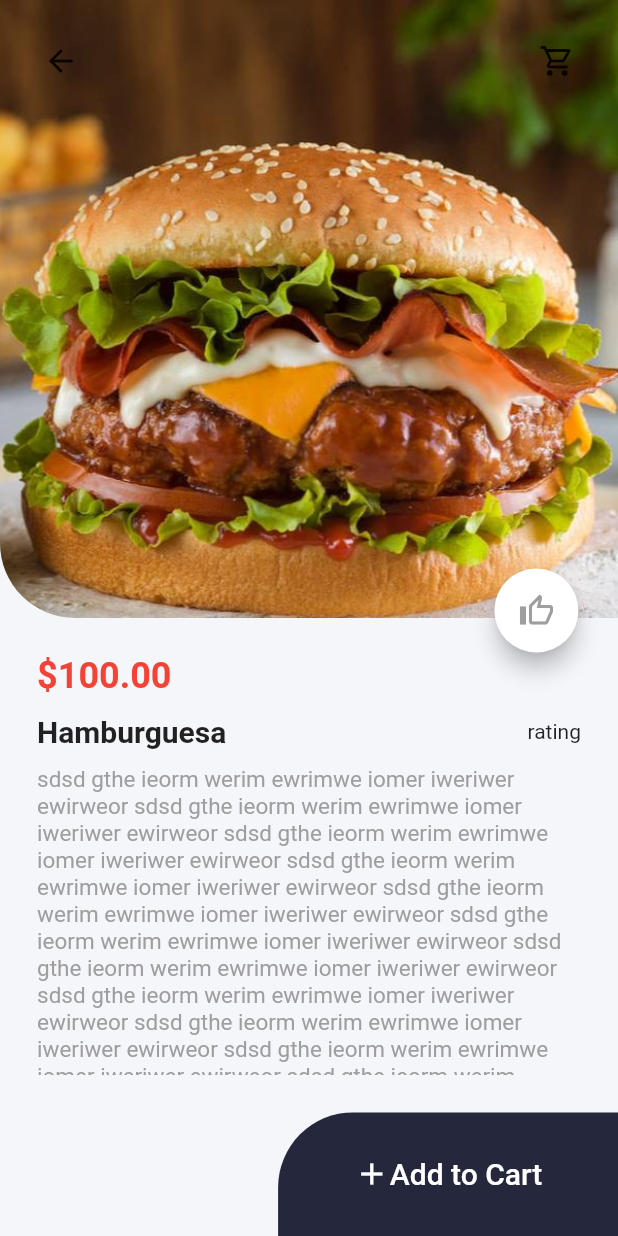
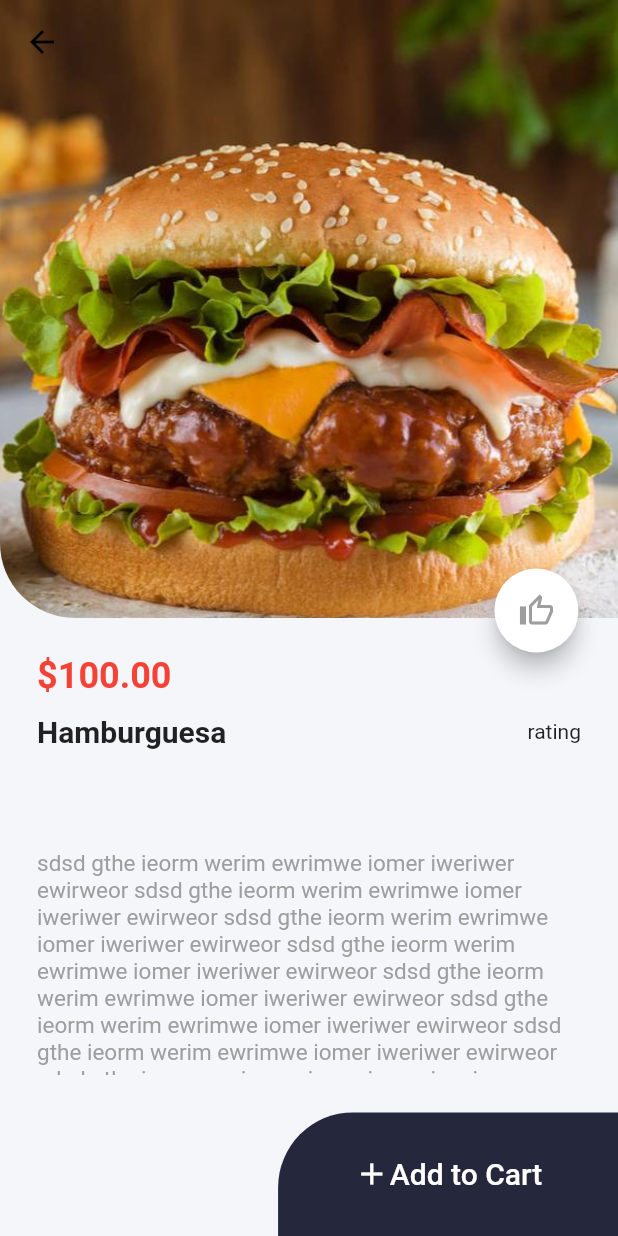
Before and after one commit to GuillermoPerez32/flutter_tohme_frontend, a Flutter app: the screen it shows after launch, after a tap on "Item Name", on a phone screen of 412 x 824 dp. Run offline on Flutter 3.47's test engine with Material 2 defaults, Android fonts, the phone set to English and light mode, and no system bars; our stand-ins replace bloc, freezed_annotation; missing offline and left inert: dart:html.

Commit message:
Deleted Button to cart view

```diff
--- /dev/null
+++ b/lib/presentation/enums.dart
@@ -0,0 +1 @@
+enum Side { right, left }
--- a/lib/presentation/pages/product_detail.dart
+++ b/lib/presentation/pages/product_detail.dart
@@ -1,4 +1,5 @@
 import 'package:flutter/material.dart';
+import 'package:tohome/presentation/enums.dart';
 import 'package:tohome/presentation/styles/colors.dart';
 import 'package:tohome/presentation/styles/styles.dart';
 import 'package:tohome/presentation/widgets/app_bar.dart';
@@ -18,13 +19,14 @@ class ProductDetailPage extends StatelessWidget {
   Widget build(BuildContext context) {
     final Size _screenSize = MediaQuery.of(context).size;
     return Scaffold(
+      appBar: AppBar(),
+      extendBodyBehindAppBar: true,
       body: Column(
         mainAxisSize: MainAxisSize.max,
         children: [
           Stack(
             children: [
               _Body(imgRoute: imgRoute, screenSize: _screenSize, id: id),
-              const CustomAppBar(),
               _LikeButton(screenSize: _screenSize),
             ],
           ),
```
